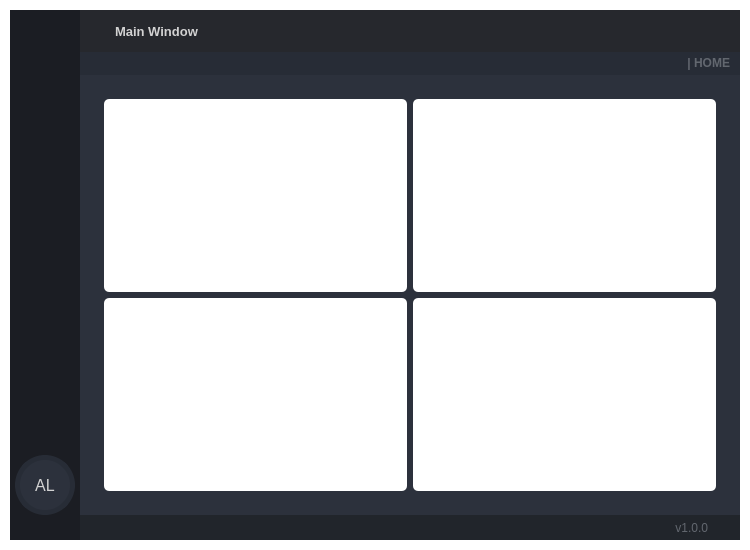
First picture: the form in visuals/GUI_BASE.ui, repository dariolggomez/HEATS-BOARD, before the edit.
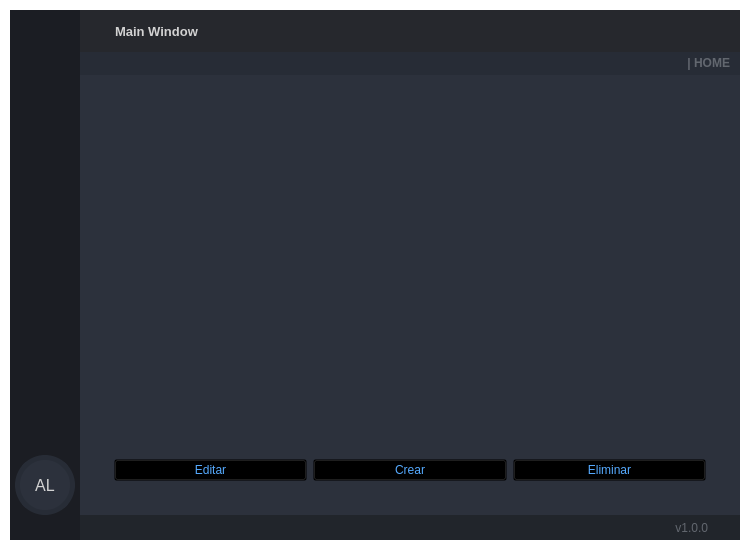
Second picture: the form after the edit. The open tabs and pages were chosen to show the change. Icons and pictures are not drawn.

Commit message: Se creo la pagina de usuarios

Diff of the .ui file:
```diff
--- a/visuals/GUI_BASE.ui
+++ b/visuals/GUI_BASE.ui
@@ -563,7 +563,7 @@
     <string notr="true">background: transparent;
 color: rgb(210, 210, 210);</string>
    </property>
-   <layout class="QHBoxLayout" name="horizontalLayout">
+   <layout class="QVBoxLayout" name="verticalLayout_13">
     <property name="spacing">
      <number>0</number>
     </property>
@@ -1565,6 +1565,70 @@
                   <property name="currentIndex">
                    <number>0</number>
                   </property>
+                  <widget class="QWidget" name="page_users">
+                   <layout class="QVBoxLayout" name="verticalLayout_16">
+                    <item>
+                     <widget class="QFrame" name="content">
+                      <property name="frameShape">
+                       <enum>QFrame::StyledPanel</enum>
+                      </property>
+                      <property name="frameShadow">
+                       <enum>QFrame::Raised</enum>
+                      </property>
+                      <layout class="QVBoxLayout" name="verticalLayout_12">
+                       <item>
+                        <widget class="QFrame" name="frame_9">
+                         <property name="frameShape">
+                          <enum>QFrame::StyledPanel</enum>
+                         </property>
+                         <property name="frameShadow">
+                          <enum>QFrame::Raised</enum>
+                         </property>
+                         <layout class="QVBoxLayout" name="verticalLayout_14">
+                          <item>
+                           <widget class="QTableView" name="tableView"/>
+                          </item>
+                         </layout>
+                        </widget>
+                       </item>
+                       <item>
+                        <widget class="QFrame" name="frame_10">
+                         <property name="frameShape">
+                          <enum>QFrame::StyledPanel</enum>
+                         </property>
+                         <property name="frameShadow">
+                          <enum>QFrame::Raised</enum>
+                         </property>
+                         <layout class="QHBoxLayout" name="horizontalLayout">
+                          <item>
+                           <widget class="QPushButton" name="pushButton_4">
+                            <property name="text">
+                             <string>Editar</string>
+                            </property>
+                           </widget>
+                          </item>
+                          <item>
+                           <widget class="QPushButton" name="pushButton_2">
+                            <property name="text">
+                             <string>Crear</string>
+                            </property>
+                           </widget>
+                          </item>
+                          <item>
+                           <widget class="QPushButton" name="pushButton_3">
+                            <property name="text">
+                             <string>Eliminar</string>
+                            </property>
+                           </widget>
+                          </item>
+                         </layout>
+                        </widget>
+                       </item>
+                      </layout>
+                     </widget>
+                    </item>
+                   </layout>
+                  </widget>
                   <widget class="QWidget" name="page_home">
                    <layout class="QVBoxLayout" name="verticalLayout_10">
                     <item>
```
Left out of the diff: 2 changed lines with no effect on the pictures. The commit also changes 1 other file.
